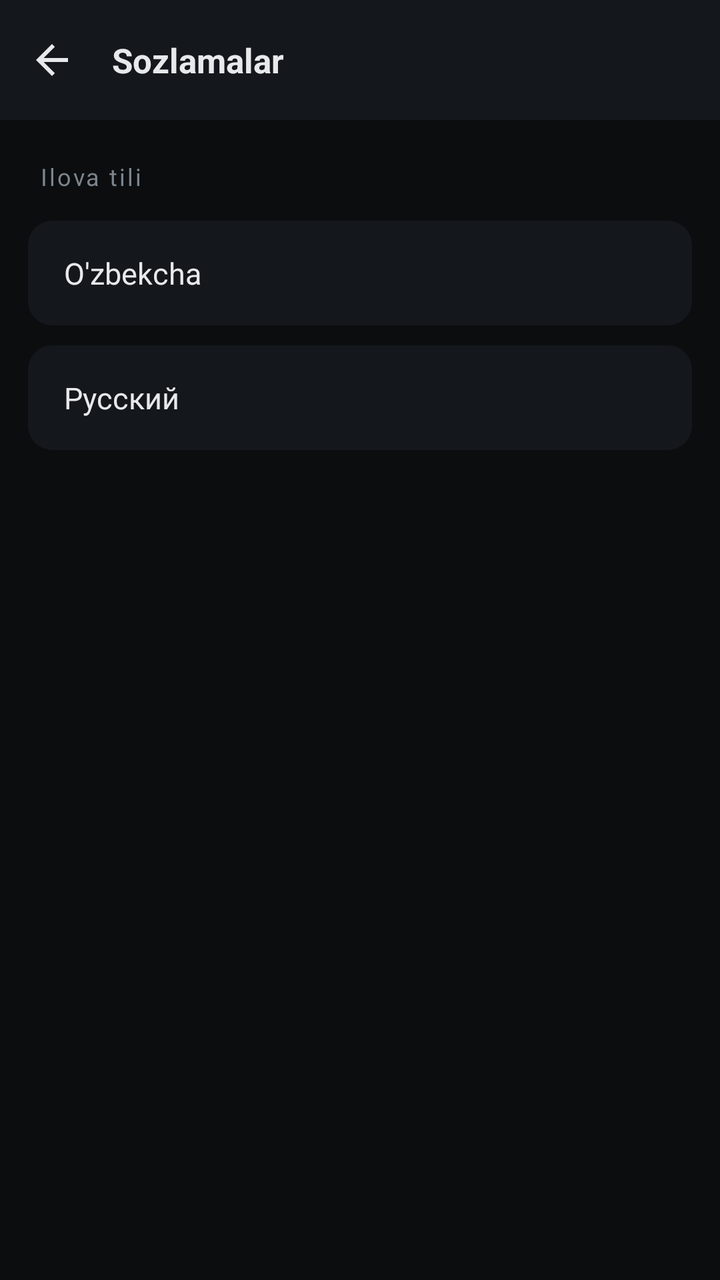
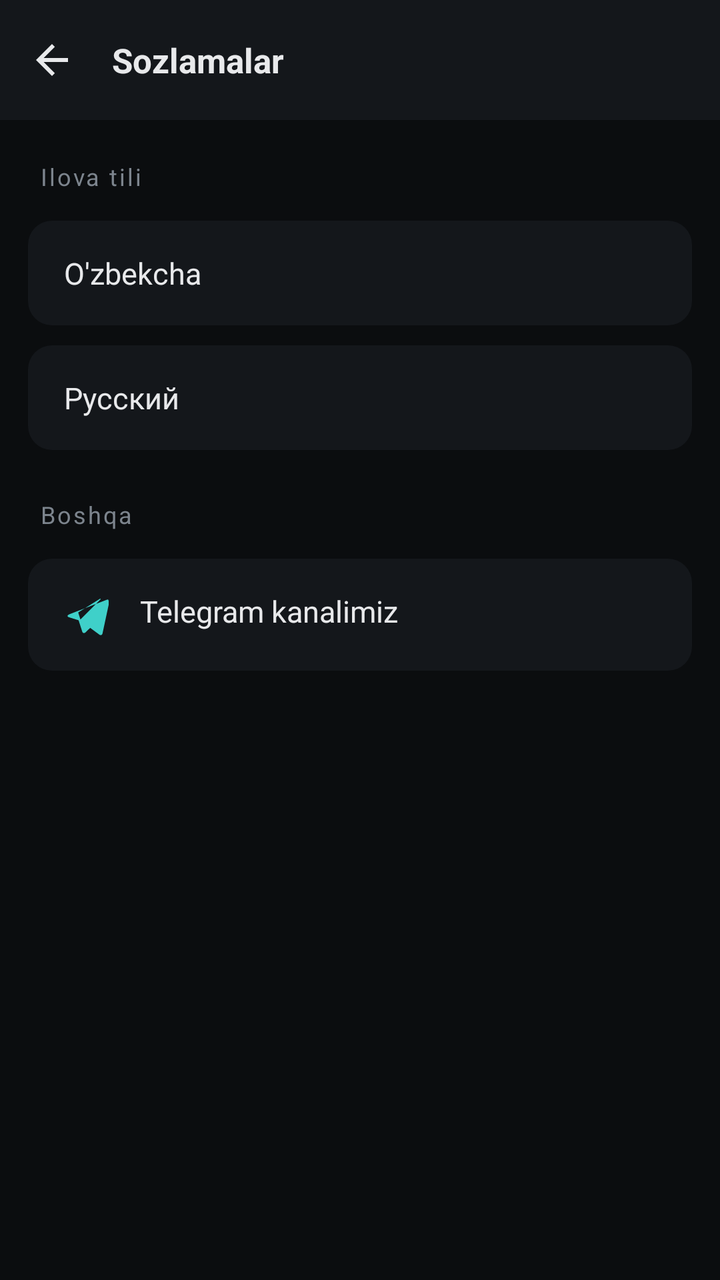

The first picture is an Android layout as it rendered before a commit; the second is the same layout after the commit. The layout source and the unified diff follow.
<!-- AndroidManifest.xml: activity theme Theme.SignalIPTV -->
<!-- res/layout/activity_settings.xml -->
<?xml version="1.0" encoding="utf-8"?>
<LinearLayout xmlns:android="http://schemas.android.com/apk/res/android"
    android:layout_width="match_parent"
    android:layout_height="match_parent"
    android:orientation="vertical"
    android:background="@color/bg">

    <LinearLayout
        android:layout_width="match_parent"
        android:layout_height="wrap_content"
        android:orientation="horizontal"
        android:gravity="center_vertical"
        android:background="@color/panel"
        android:paddingStart="4dp"
        android:paddingEnd="16dp"
        android:paddingTop="8dp"
        android:paddingBottom="8dp">

        <ImageButton
            android:id="@+id/settingsBackBtn"
            android:layout_width="44dp"
            android:layout_height="44dp"
            android:background="?android:attr/selectableItemBackgroundBorderless"
            android:src="@drawable/ic_back"
            android:contentDescription="@string/settings_back" />

        <TextView
            android:layout_width="wrap_content"
            android:layout_height="wrap_content"
            android:layout_marginStart="8dp"
            android:text="@string/settings_title"
            android:textColor="@color/text"
            android:textSize="17sp"
            android:textStyle="bold" />
    </LinearLayout>

    <TextView
        android:layout_width="match_parent"
        android:layout_height="wrap_content"
        android:paddingStart="20dp"
        android:paddingEnd="20dp"
        android:paddingTop="20dp"
        android:paddingBottom="8dp"
        android:text="@string/settings_language_title"
        android:textColor="@color/muted"
        android:textSize="12sp"
        android:letterSpacing="0.08" />

    <TextView
        android:id="@+id/settingsLangUz"
        android:layout_width="match_parent"
        android:layout_height="wrap_content"
        android:layout_marginStart="14dp"
        android:layout_marginEnd="14dp"
        android:layout_marginTop="6dp"
        android:paddingStart="18dp"
        android:paddingEnd="18dp"
        android:paddingTop="16dp"
        android:paddingBottom="16dp"
        android:background="@drawable/bg_channel_item"
        android:clickable="true"
        android:focusable="true"
        android:text="@string/settings_language_uz"
        android:textColor="@color/text"
        android:textSize="15sp" />

    <TextView
        android:id="@+id/settingsLangRu"
        android:layout_width="match_parent"
        android:layout_height="wrap_content"
        android:layout_marginStart="14dp"
        android:layout_marginEnd="14dp"
        android:layout_marginTop="10dp"
        android:paddingStart="18dp"
        android:paddingEnd="18dp"
        android:paddingTop="16dp"
        android:paddingBottom="16dp"
        android:background="@drawable/bg_channel_item"
        android:clickable="true"
        android:focusable="true"
        android:text="@string/settings_language_ru"
        android:textColor="@color/text"
        android:textSize="15sp" />

</LinearLayout>
<!-- resources referenced by this layout -->
<resources>
  <color name="bg">#0B0D0F</color>
  <color name="muted">#7C848D</color>
  <color name="panel">#14171B</color>
  <color name="text">#E8E9EB</color>
  <!-- drawable bg_channel_item (drawable) -->
  <?xml version="1.0" encoding="utf-8"?>
  <selector xmlns:android="http://schemas.android.com/apk/res/android">
      <item android:state_selected="true">
          <shape android:shape="rectangle">
              <solid android:color="#262018" />
              <stroke android:width="1.5dp" android:color="@color/amber" />
              <corners android:radius="12dp" />
          </shape>
      </item>
      <item android:state_focused="true">
          <shape android:shape="rectangle">
              <solid android:color="@color/panel2" />
              <stroke android:width="1.5dp" android:color="@color/amber" />
              <corners android:radius="12dp" />
          </shape>
      </item>
      <item android:state_pressed="true">
          <shape android:shape="rectangle">
              <solid android:color="@color/panel2" />
              <corners android:radius="12dp" />
          </shape>
      </item>
      <item>
          <shape android:shape="rectangle">
              <solid android:color="@color/panel" />
              <corners android:radius="12dp" />
          </shape>
      </item>
  </selector>
  <!-- drawable ic_back (drawable) -->
  <?xml version="1.0" encoding="utf-8"?>
  <vector xmlns:android="http://schemas.android.com/apk/res/android"
      android:width="24dp"
      android:height="24dp"
      android:viewportWidth="24"
      android:viewportHeight="24"
      android:tint="#E8E9EB">
      <path
          android:fillColor="#FF000000"
          android:pathData="M20,11H7.83l5.59,-5.59L12,4l-8,8 8,8 1.41,-1.41L7.83,13H20v-2z" />
  </vector>
  <string name="settings_back">Orqaga</string>
  <string name="settings_language_ru">Русский</string>
  <string name="settings_language_title">Ilova tili</string>
  <string name="settings_language_uz">O\'zbekcha</string>
  <string name="settings_title">Sozlamalar</string>
  <style name="Theme.SignalIPTV" parent="Theme.AppCompat.DayNight.NoActionBar">
          <item name="android:windowBackground">@color/bg</item>
          <item name="colorPrimary">@color/amber</item>
          <item name="colorPrimaryDark">@color/bg</item>
          <item name="colorAccent">@color/amber</item>
          <item name="android:statusBarColor">@color/bg</item>
          <item name="android:navigationBarColor">@color/bg</item>
      </style>
  <color name="amber">#FFB020</color>
  <color name="panel2">#191D22</color>
</resources>

<!-- the commit's change to res/layout/activity_settings.xml (unified diff, before → after) -->
@@ -82,4 +82,36 @@
         android:textColor="@color/text"
         android:textSize="15sp" />
 
+    <TextView
+        android:layout_width="match_parent"
+        android:layout_height="wrap_content"
+        android:paddingStart="20dp"
+        android:paddingEnd="20dp"
+        android:paddingTop="24dp"
+        android:paddingBottom="8dp"
+        android:text="@string/settings_other_title"
+        android:textColor="@color/muted"
+        android:textSize="12sp"
+        android:letterSpacing="0.08" />
+
+    <TextView
+        android:id="@+id/settingsTelegram"
+        android:layout_width="match_parent"
+        android:layout_height="wrap_content"
+        android:layout_marginStart="14dp"
+        android:layout_marginEnd="14dp"
+        android:layout_marginTop="6dp"
+        android:paddingStart="18dp"
+        android:paddingEnd="18dp"
+        android:paddingTop="16dp"
+        android:paddingBottom="16dp"
+        android:background="@drawable/bg_channel_item"
+        android:clickable="true"
+        android:focusable="true"
+        android:drawableStart="@drawable/ic_telegram"
+        android:drawablePadding="14dp"
+        android:text="@string/settings_telegram"
+        android:textColor="@color/text"
+        android:textSize="15sp" />
+
 </LinearLayout>
<!-- resource entries referenced after the edit -->
@@ -46,10 +46,24 @@
           android:fillColor="#FF000000"
           android:pathData="M20,11H7.83l5.59,-5.59L12,4l-8,8 8,8 1.41,-1.41L7.83,13H20v-2z" />
   </vector>
+  <!-- drawable ic_telegram (drawable) -->
+  <?xml version="1.0" encoding="utf-8"?>
+  <vector xmlns:android="http://schemas.android.com/apk/res/android"
+      android:width="24dp"
+      android:height="24dp"
+      android:viewportWidth="24"
+      android:viewportHeight="24"
+      android:tint="#3FD0C9">
+      <path
+          android:fillColor="#FF000000"
+          android:pathData="M21.5,4.5L2.7,11.8c-1.2,0.5 -1.2,1.2 -0.2,1.5l4.8,1.5l1.8,5.6c0.2,0.6 0.4,0.8 0.9,0.8c0.4,0 0.6,-0.2 0.9,-0.5l2.2,-2.1l4.6,3.4c0.8,0.5 1.4,0.2 1.6,-0.8l3,-14C22.5,4.9 22.3,4.2 21.5,4.5zM8.2,14.4l-1.1,-3.5l10.8,-6.8c0.3,-0.2 0.6,0 0.3,0.3L8.2,14.4z" />
+  </vector>
   <string name="settings_back">Orqaga</string>
   <string name="settings_language_ru">Русский</string>
   <string name="settings_language_title">Ilova tili</string>
   <string name="settings_language_uz">O\'zbekcha</string>
+  <string name="settings_other_title">Boshqa</string>
+  <string name="settings_telegram">Telegram kanalimiz</string>
   <string name="settings_title">Sozlamalar</string>
   <style name="Theme.SignalIPTV" parent="Theme.AppCompat.DayNight.NoActionBar">
           <item name="android:windowBackground">@color/bg</item>
